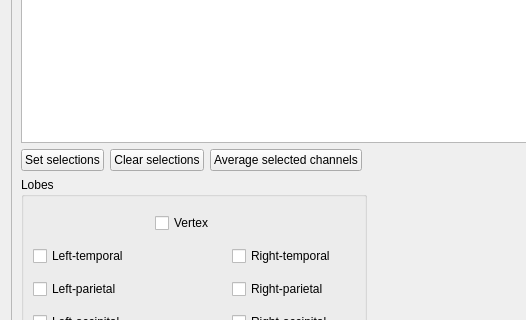
The window that meggie_batch/ui/qt4Designer_ui_files/evokedStatsDialog.ui (cibr-jyu/meggie) describes before a commit, drawn with Qt 5; both pictures show x 0 to 526 and y 435 to 755 of the 1042 by 871 pixel window.
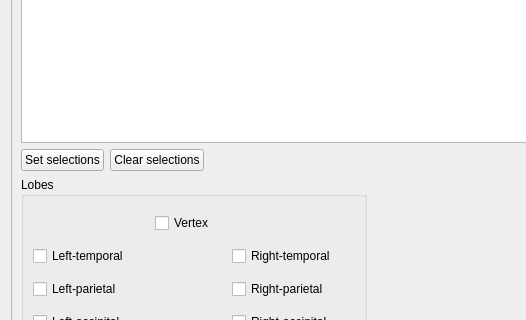
The same window after the commit.

What changed in the file:
```diff
--- a/meggie_batch/ui/qt4Designer_ui_files/evokedStatsDialog.ui
+++ b/meggie_batch/ui/qt4Designer_ui_files/evokedStatsDialog.ui
@@ -1285,13 +1285,6 @@
            </property>
           </widget>
          </item>
-         <item>
-          <widget class="QPushButton" name="pushButtonAverage">
-           <property name="text">
-            <string>Average selected channels</string>
-           </property>
-          </widget>
-         </item>
          <item>
           <spacer name="horizontalSpacer_9">
            <property name="orientation">
```
Left out of the diff: 1 changed line with no effect on the pictures.
